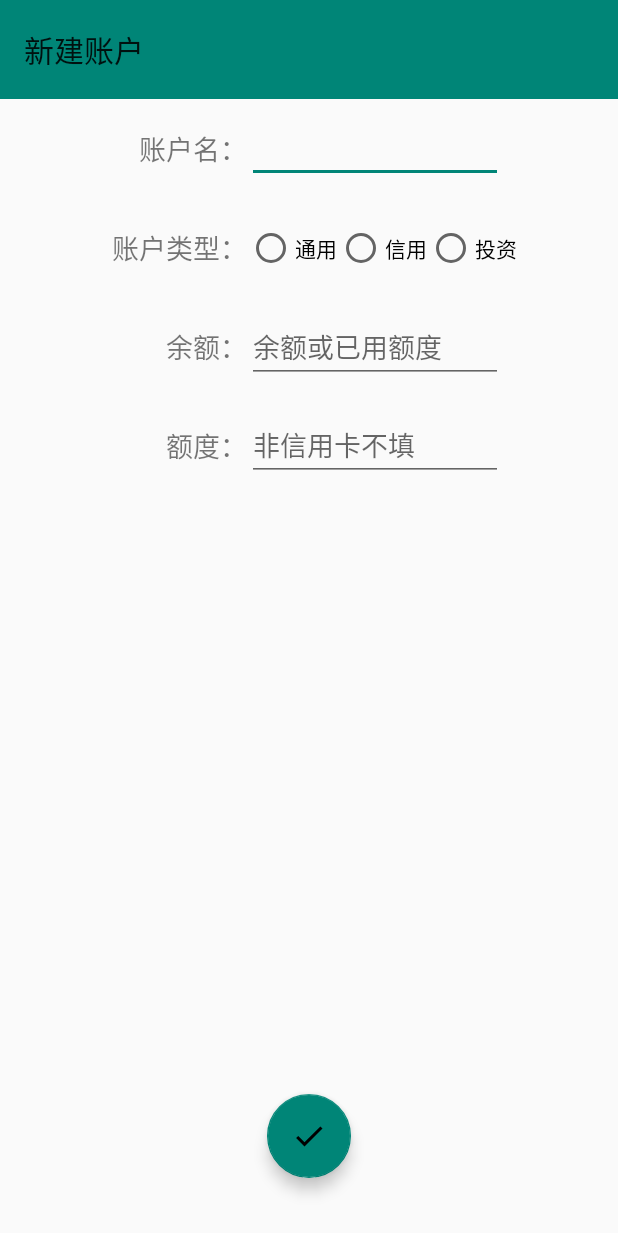
After one commit to heil23333/AccountBook, an Android app: the CreateWalletActivity screen opened directly, with no data from a screen before it, on a phone screen of 412 x 824 dp. The commit adds this screen. Shown: the top 1233 px of the screen. Run offline under Robolectric (Android 15) with nearby library versions, the phone set to English and light mode, and no system bars; our stand-ins replace data binding, paging; libraries missing offline, so code that uses them is left out: androidx.paging.

Commit message:
创建账户

```diff
--- a/app/src/main/AndroidManifest.xml
+++ b/app/src/main/AndroidManifest.xml
@@ -3,12 +3,13 @@
     package="com.heil.accountbook">
 
     <application
+        android:name=".App"
         android:icon="@mipmap/ic_launcher"
         android:label="@string/app_name"
         android:roundIcon="@mipmap/ic_launcher_round"
         android:supportsRtl="true"
-        android:theme="@style/Theme.Design.Light.NoActionBar"
-        android:name=".App">
+        android:theme="@style/Theme.Design.Light.NoActionBar">
+        <activity android:name=".view.CreateWalletActivity"></activity>
         <activity android:name=".MainActivity">
             <intent-filter>
                 <action android:name="android.intent.action.MAIN" />
--- a/app/src/main/java/com/heil/accountbook/database/AccountDAO.java
+++ b/app/src/main/java/com/heil/accountbook/database/AccountDAO.java
@@ -10,6 +10,7 @@ import com.heil.accountbook.bean.AccountClass;
 import com.heil.accountbook.bean.AccountItem;
 import com.heil.accountbook.bean.AccountItemResult;
 import com.heil.accountbook.bean.AccountTag;
+import com.heil.accountbook.bean.WalletItem;
 
 import java.util.List;
 
@@ -24,15 +25,29 @@ public interface AccountDAO {
             "AND item.account_tag = tag.id ORDER BY account_time DESC")
     DataSource.Factory<Integer, AccountItemResult> getRelAccountItem();
 
+    /**
+     * class相关
+     */
     @Insert
     void insertAccountClass(AccountClass... accountClasses);
     @Query("SELECT * FROM account_class")
-    List<AccountClass> getAllAccountClass();
+    List<AccountClass> getAllAccountClass();//查找所有的class
     @Delete
-    void deletAccountClass(AccountClass... accountClasses);
+    void deletAccountClass(AccountClass... accountClasses);//删除所有的class
 
+    /**
+     * tag相关
+     */
     @Query("SELECT * FROM account_tag WHERE class_id = :classId")
-    List<AccountTag> getTagByClassId(int classId);
+    List<AccountTag> getTagByClassId(int classId);//根据class查找对应的tag
     @Insert
-    void insertAccountTag(AccountTag... accountTags);
+    void insertAccountTag(AccountTag... accountTags);//插入账目tag
+
+    /**
+     * wallet相关
+     */
+    @Insert
+    void insertWalletItem(WalletItem... walletItems);//插入资产
+    @Query("SELECT * FROM wallet_item")
+    DataSource.Factory<Integer, WalletItem> getAllWalletItem();
 }
--- a/app/src/main/java/com/heil/accountbook/database/AccountDatabase.java
+++ b/app/src/main/java/com/heil/accountbook/database/AccountDatabase.java
@@ -9,8 +9,9 @@ import androidx.room.RoomDatabase;
 import com.heil.accountbook.bean.AccountClass;
 import com.heil.accountbook.bean.AccountItem;
 import com.heil.accountbook.bean.AccountTag;
+import com.heil.accountbook.bean.WalletItem;
 
-@Database(entities = {AccountItem.class, AccountClass.class, AccountTag.class}, version = 1, exportSchema = false)
+@Database(entities = {AccountItem.class, AccountClass.class, AccountTag.class, WalletItem.class}, version = 1, exportSchema = false)
 public abstract class AccountDatabase extends RoomDatabase {
     private static volatile AccountDatabase INSTANCE;
     public abstract AccountDAO getAccountDAO();
--- /dev/null
+++ b/app/src/main/java/com/heil/accountbook/view/CreateWalletActivity.java
@@ -0,0 +1,56 @@
+package com.heil.accountbook.view;
+
+import androidx.appcompat.app.AppCompatActivity;
+import androidx.databinding.DataBindingUtil;
+import androidx.lifecycle.ViewModelProviders;
+
+import android.os.Bundle;
+import android.view.View;
+import android.widget.RadioGroup;
+import android.widget.Toast;
+
+import com.heil.accountbook.R;
+import com.heil.accountbook.databinding.ActivityCreateWalletBinding;
+import com.heil.accountbook.viewmodel.CreateWalletViewModel;
+
+public class CreateWalletActivity extends AppCompatActivity {
+    ActivityCreateWalletBinding binding;
+    CreateWalletViewModel viewModel;
+    private int walletType = -1;
+
+    @Override
+    protected void onCreate(Bundle savedInstanceState) {
+        super.onCreate(savedInstanceState);
+        binding = DataBindingUtil.setContentView(this, R.layout.activity_create_wallet);
+        viewModel = ViewModelProviders.of(this).get(CreateWalletViewModel.class);
+
+        binding.walletType.setOnCheckedChangeListener(new RadioGroup.OnCheckedChangeListener() {
+            @Override
+            public void onCheckedChanged(RadioGroup group, int checkedId) {
+                if (checkedId == R.id.current) {
+                    walletType = 0;
+                } else if (checkedId == R.id.credit) {
+                    walletType = 1;
+                } else {
+                    walletType = 2;
+                }
+            }
+        });
+        binding.finish.setOnClickListener(new View.OnClickListener() {
+            @Override
+            public void onClick(View v) {
+                if (walletType == -1) {
+                    Toast.makeText(CreateWalletActivity.this, getString(R.string.please_select_wallet_type), Toast.LENGTH_LONG).show();
+                } else {
+                    String result = viewModel.createWallet(binding.walletName.getText().toString(), walletType,
+                            binding.balance.getText().toString(), binding.quota.getText().toString());
+
+                    Toast.makeText(CreateWalletActivity.this, result, Toast.LENGTH_LONG).show();
+                    if (result.equals(getString(R.string.create_success))) {
+                        finish();
+                    }
+                }
+            }
+        });
+    }
+}
--- /dev/null
+++ b/app/src/main/res/layout/activity_create_wallet.xml
@@ -0,0 +1,181 @@
+<?xml version="1.0" encoding="utf-8"?>
+<layout xmlns:android="http://schemas.android.com/apk/res/android"
+    xmlns:app="http://schemas.android.com/apk/res-auto"
+    xmlns:tools="http://schemas.android.com/tools">
+
+    <data>
+
+    </data>
+
+    <androidx.constraintlayout.widget.ConstraintLayout
+        android:layout_width="match_parent"
+        android:layout_height="match_parent"
+        tools:context=".view.CreateWalletActivity">
+
+        <androidx.appcompat.widget.Toolbar
+            android:id="@+id/toolbar"
+            android:layout_width="match_parent"
+            android:layout_height="0dp"
+            android:background="@color/colorPrimary"
+            app:layout_constraintBottom_toTopOf="@id/guideline"
+            app:layout_constraintLeft_toLeftOf="parent"
+            app:layout_constraintRight_toRightOf="parent"
+            app:layout_constraintTop_toTopOf="parent"
+            app:title="@string/create_wallet" />
+
+        <androidx.constraintlayout.widget.Guideline
+            android:id="@+id/guideline"
+            android:layout_width="wrap_content"
+            android:layout_height="wrap_content"
+            android:orientation="horizontal"
+            app:layout_constraintGuide_percent="0.08" />
+
+        <androidx.constraintlayout.widget.Guideline
+            android:id="@+id/guideline2"
+            android:layout_width="wrap_content"
+            android:layout_height="wrap_content"
+            android:orientation="horizontal"
+            app:layout_constraintGuide_percent="0.16" />
+
+        <TextView
+            android:id="@+id/textView"
+            android:layout_width="wrap_content"
+            android:layout_height="wrap_content"
+            android:text="@string/wallet_name"
+            android:textSize="18sp"
+            app:layout_constraintBottom_toTopOf="@+id/guideline2"
+            app:layout_constraintEnd_toStartOf="@+id/guideline5"
+            app:layout_constraintTop_toTopOf="@+id/guideline" />
+
+        <androidx.constraintlayout.widget.Guideline
+            android:id="@+id/guideline5"
+            android:layout_width="wrap_content"
+            android:layout_height="wrap_content"
+            android:orientation="vertical"
+            app:layout_constraintGuide_percent="0.4" />
+
+        <EditText
+            android:id="@+id/wallet_name"
+            android:layout_width="wrap_content"
+            android:layout_height="wrap_content"
+            android:ems="8"
+            android:inputType="textPersonName"
+            app:layout_constraintBottom_toTopOf="@+id/guideline2"
+            app:layout_constraintStart_toStartOf="@+id/guideline5"
+            app:layout_constraintTop_toTopOf="@+id/guideline" />
+
+        <androidx.constraintlayout.widget.Guideline
+            android:id="@+id/guideline6"
+            android:layout_width="wrap_content"
+            android:layout_height="wrap_content"
+            android:orientation="horizontal"
+            app:layout_constraintGuide_percent="0.24" />
+
+        <TextView
+            android:id="@+id/textView2"
+            android:layout_width="wrap_content"
+            android:layout_height="wrap_content"
+            android:text="@string/wallet_type"
+            android:textSize="18sp"
+            app:layout_constraintBottom_toTopOf="@+id/guideline6"
+            app:layout_constraintEnd_toStartOf="@+id/guideline5"
+            app:layout_constraintTop_toTopOf="@+id/guideline2" />
+
+        <RadioGroup
+            android:id="@+id/wallet_type"
+            android:layout_width="wrap_content"
+            android:layout_height="wrap_content"
+            android:orientation="horizontal"
+            app:layout_constraintBottom_toTopOf="@+id/guideline6"
+            app:layout_constraintStart_toStartOf="@+id/guideline5"
+            app:layout_constraintTop_toTopOf="@+id/guideline2">
+
+            <RadioButton
+                android:id="@+id/current"
+                android:layout_width="match_parent"
+                android:layout_height="wrap_content"
+                android:text="@string/current" />
+
+            <RadioButton
+                android:id="@+id/credit"
+                android:layout_width="wrap_content"
+                android:layout_height="wrap_content"
+                android:layout_weight="1"
+                android:text="@string/credit" />
+
+            <RadioButton
+                android:id="@+id/investment"
+                android:layout_width="match_parent"
+                android:layout_height="wrap_content"
+                android:text="@string/investment" />
+        </RadioGroup>
+
+        <androidx.constraintlayout.widget.Guideline
+            android:id="@+id/guideline7"
+            android:layout_width="wrap_content"
+            android:layout_height="wrap_content"
+            android:orientation="horizontal"
+            app:layout_constraintGuide_percent="0.32" />
+
+        <TextView
+            android:id="@+id/textView3"
+            android:layout_width="wrap_content"
+            android:layout_height="wrap_content"
+            android:text="@string/balance"
+            android:textSize="18sp"
+            app:layout_constraintBottom_toTopOf="@+id/guideline7"
+            app:layout_constraintEnd_toStartOf="@+id/guideline5"
+            app:layout_constraintTop_toTopOf="@+id/guideline6" />
+
+        <EditText
+            android:id="@+id/balance"
+            android:layout_width="wrap_content"
+            android:layout_height="wrap_content"
+            android:ems="8"
+            android:hint="@string/balance_or_used_quota"
+            android:inputType="numberDecimal"
+            app:layout_constraintBottom_toTopOf="@+id/guideline7"
+            app:layout_constraintStart_toStartOf="@+id/guideline5"
+            app:layout_constraintTop_toTopOf="@+id/guideline6" />
+
+        <androidx.constraintlayout.widget.Guideline
+            android:id="@+id/guideline8"
+            android:layout_width="wrap_content"
+            android:layout_height="wrap_content"
+            android:orientation="horizontal"
+            app:layout_constraintGuide_percent="0.4" />
+
+        <TextView
+            android:id="@+id/textView4"
+            android:layout_width="wrap_content"
+            android:layout_height="wrap_content"
+            android:text="@string/quota"
+            android:textSize="18sp"
+            app:layout_constraintBottom_toTopOf="@+id/guideline8"
+            app:layout_constraintEnd_toStartOf="@+id/guideline5"
+            app:layout_constraintTop_toTopOf="@+id/guideline7" />
+
+        <EditText
+            android:id="@+id/quota"
+            android:layout_width="wrap_content"
+            android:layout_height="wrap_content"
+            android:ems="8"
+            android:hint="@string/only_credit"
+            android:inputType="numberDecimal"
+            app:layout_constraintBottom_toTopOf="@+id/guideline8"
+            app:layout_constraintStart_toStartOf="@+id/guideline5"
+            app:layout_constraintTop_toTopOf="@+id/guideline7" />
+
+        <com.google.android.material.floatingactionbutton.FloatingActionButton
+            android:id="@+id/finish"
+            android:layout_width="wrap_content"
+            android:layout_height="wrap_content"
+            android:clickable="true"
+            app:layout_constraintBottom_toBottomOf="parent"
+            app:layout_constraintEnd_toEndOf="parent"
+            app:layout_constraintStart_toStartOf="parent"
+            app:layout_constraintTop_toTopOf="parent"
+            app:layout_constraintVertical_bias="0.95"
+            android:src="@drawable/ic_check_black_24dp" />
+    </androidx.constraintlayout.widget.ConstraintLayout>
+</layout>
--- a/app/src/main/res/values/strings.xml
+++ b/app/src/main/res/values/strings.xml
@@ -1,8 +1,5 @@
 <resources>
     <string name="app_name">AccountBook</string>
-
-    <!-- TODO: Remove or change this placeholder text -->
-    <string name="hello_blank_fragment">Hello blank fragment</string>
     <string name="finish">完成</string>
     <string name="add_class">增加分类</string>
     <string name="add_tag">增加标签</string>
@@ -11,4 +8,20 @@
     <string name="retry">请重新选择</string>
     <string name="wallet">钱包</string>
     <string name="account">账目</string>
+    <string name="please_select_wallet_type">请选择账户类型</string>
+    <string name="create_success">创建成功</string>
+    <string name="quota_cant_empt">信用账户需填写额度</string>
+    <string name="number_must_positive">请输入正数</string>
+    <string name="balance_cant_over_quota">已用额度不能超过总额度</string>
+    <string name="name_and_balance_cant_empt">账户名和余额不能为空</string>
+    <string name="create_wallet">新建账户</string>
+    <string name="wallet_name">账户名：</string>
+    <string name="wallet_type">账户类型：</string>
+    <string name="current">通用</string>
+    <string name="credit">信用</string>
+    <string name="investment">投资</string>
+    <string name="balance">余额：</string>
+    <string name="balance_or_used_quota">余额或已用额度</string>
+    <string name="quota">额度：</string>
+    <string name="only_credit">非信用卡不填</string>
 </resources>
```
Also changed, not shown: app/src/main/java/com/heil/accountbook/Repository.java (+19 -0 lines), app/src/main/java/com/heil/accountbook/bean/WalletItem.java (added, +61 -0 lines), app/src/main/java/com/heil/accountbook/view/WalletFragment.java (+18 -2 lines), app/src/main/java/com/heil/accountbook/viewmodel/CreateWalletViewModel.java (added, +53 -0 lines), app/src/main/res/layout/fragment_wallet.xml (+19 -2 lines), app/src/main/res/layout/layout_wallet_item.xml (added, +13 -0 lines).
